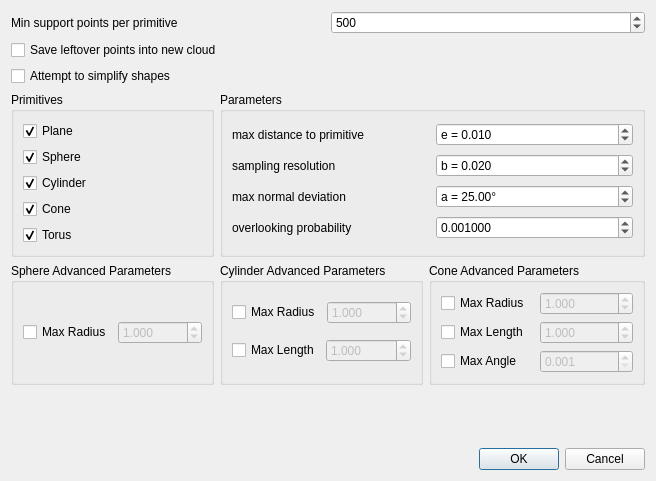
First picture: the form in plugins/core/Standard/qRANSAC_SD/ui/ransacSDDlg.ui, repository CloudCompare/CloudCompare, before the edit.
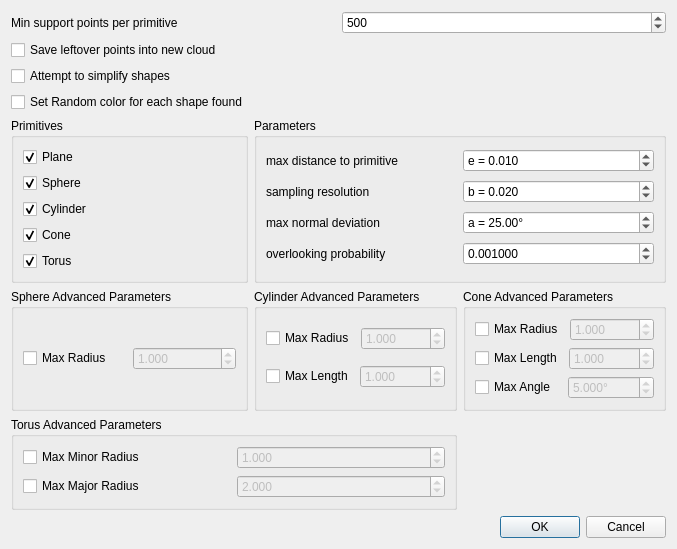
Second picture: the form after the edit. Icons and pictures are not drawn.

Commit message: Adding control over Torus and Random colors

```diff
--- a/plugins/core/Standard/qRANSAC_SD/ui/ransacSDDlg.ui
+++ b/plugins/core/Standard/qRANSAC_SD/ui/ransacSDDlg.ui
@@ -7,7 +7,7 @@
     <x>0</x>
     <y>0</y>
     <width>656</width>
-    <height>481</height>
+    <height>504</height>
    </rect>
   </property>
   <property name="windowTitle">
@@ -18,7 +18,7 @@
     <normaloff>:/CC/plugin/qRANSAC_SD/images/qRANSAC_SD.png</normaloff>:/CC/plugin/qRANSAC_SD/images/qRANSAC_SD.png</iconset>
   </property>
   <layout class="QGridLayout" name="gridLayout">
-   <item row="3" column="0">
+   <item row="5" column="0">
     <widget class="QGroupBox" name="groupBox_2">
      <property name="title">
       <string>Primitives</string>
@@ -77,130 +77,7 @@
      </layout>
     </widget>
    </item>
-   <item row="0" column="0" colspan="3">
-    <layout class="QHBoxLayout" name="horizontalLayout_3">
-     <item>
-      <widget class="QLabel" name="label">
-       <property name="text">
-        <string>Min support points per primitive</string>
-       </property>
-      </widget>
-     </item>
-     <item>
-      <widget class="QSpinBox" name="supportPointsSpinBox">
-       <property name="toolTip">
-        <string>This is the minimal number of points required for a primitive</string>
-       </property>
-       <property name="statusTip">
-        <string>This is the minimal number of points required for a primitive</string>
-       </property>
-       <property name="whatsThis">
-        <string>This is the minimal number of points required for a primitive</string>
-       </property>
-       <property name="minimum">
-        <number>10</number>
-       </property>
-       <property name="maximum">
-        <number>1000000000</number>
-       </property>
-       <property name="singleStep">
-        <number>100</number>
-       </property>
-       <property name="value">
-        <number>500</number>
-       </property>
-      </widget>
-     </item>
-    </layout>
-   </item>
-   <item row="2" column="0" colspan="3">
-    <widget class="QCheckBox" name="simplifyShapescheckBox">
-     <property name="toolTip">
-      <string>Will attempt to convert Spheres, Cones, Cylinders and Torus into a simpler shape (for example Cones may be simplified into a Cylinder, Plane, or Sphere)</string>
-     </property>
-     <property name="text">
-      <string>Attempt to simplify shapes</string>
-     </property>
-    </widget>
-   </item>
-   <item row="1" column="0" colspan="3">
-    <widget class="QCheckBox" name="saveLeftOverscheckBox">
-     <property name="text">
-      <string>Save leftover points into new cloud</string>
-     </property>
-    </widget>
-   </item>
-   <item row="14" column="2">
-    <widget class="QDialogButtonBox" name="buttonBox">
-     <property name="orientation">
-      <enum>Qt::Horizontal</enum>
-     </property>
-     <property name="standardButtons">
-      <set>QDialogButtonBox::Cancel|QDialogButtonBox::Ok</set>
-     </property>
-    </widget>
-   </item>
-   <item row="8" column="0" colspan="3">
-    <layout class="QVBoxLayout" name="verticalLayout_3"/>
-   </item>
-   <item row="12" column="2">
-    <spacer name="verticalSpacer">
-     <property name="orientation">
-      <enum>Qt::Vertical</enum>
-     </property>
-     <property name="sizeHint" stdset="0">
-      <size>
-       <width>20</width>
-       <height>40</height>
-      </size>
-     </property>
-    </spacer>
-   </item>
-   <item row="9" column="0">
-    <widget class="QGroupBox" name="groupBox_3">
-     <property name="enabled">
-      <bool>true</bool>
-     </property>
-     <property name="minimumSize">
-      <size>
-       <width>0</width>
-       <height>48</height>
-      </size>
-     </property>
-     <property name="title">
-      <string>Sphere Advanced Parameters</string>
-     </property>
-     <layout class="QHBoxLayout" name="horizontalLayout_6">
-      <item>
-       <widget class="QCheckBox" name="maxSphereRadiuscheckBox">
-        <property name="text">
-         <string>Max Radius</string>
-        </property>
-       </widget>
-      </item>
-      <item>
-       <widget class="QDoubleSpinBox" name="maxSphereRadiusdoubleSpinBox">
-        <property name="enabled">
-         <bool>false</bool>
-        </property>
-        <property name="decimals">
-         <number>3</number>
-        </property>
-        <property name="minimum">
-         <double>0.001000000000000</double>
-        </property>
-        <property name="maximum">
-         <double>10000.000000000000000</double>
-        </property>
-        <property name="value">
-         <double>1.000000000000000</double>
-        </property>
-       </widget>
-      </item>
-     </layout>
-    </widget>
-   </item>
-   <item row="9" column="2">
+   <item row="11" column="2">
     <widget class="QGroupBox" name="groupBox_5">
      <property name="title">
       <string>Cone Advanced Parameters</string>
@@ -280,6 +157,9 @@
           <property name="enabled">
            <bool>false</bool>
           </property>
+          <property name="suffix">
+           <string>°</string>
+          </property>
           <property name="decimals">
            <number>3</number>
           </property>
@@ -289,6 +169,9 @@
           <property name="maximum">
            <double>90.000000000000000</double>
           </property>
+          <property name="value">
+           <double>5.000000000000000</double>
+          </property>
          </widget>
         </item>
        </layout>
@@ -296,7 +179,51 @@
      </layout>
     </widget>
    </item>
-   <item row="9" column="1">
+   <item row="11" column="0">
+    <widget class="QGroupBox" name="groupBox_3">
+     <property name="enabled">
+      <bool>true</bool>
+     </property>
+     <property name="minimumSize">
+      <size>
+       <width>0</width>
+       <height>48</height>
+      </size>
+     </property>
+     <property name="title">
+      <string>Sphere Advanced Parameters</string>
+     </property>
+     <layout class="QHBoxLayout" name="horizontalLayout_6">
+      <item>
+       <widget class="QCheckBox" name="maxSphereRadiuscheckBox">
+        <property name="text">
+         <string>Max Radius</string>
+        </property>
+       </widget>
+      </item>
+      <item>
+       <widget class="QDoubleSpinBox" name="maxSphereRadiusdoubleSpinBox">
+        <property name="enabled">
+         <bool>false</bool>
+        </property>
+        <property name="decimals">
+         <number>3</number>
+        </property>
+        <property name="minimum">
+         <double>0.001000000000000</double>
+        </property>
+        <property name="maximum">
+         <double>10000.000000000000000</double>
+        </property>
+        <property name="value">
+         <double>1.000000000000000</double>
+        </property>
+       </widget>
+      </item>
+     </layout>
+    </widget>
+   </item>
+   <item row="11" column="1">
     <widget class="QGroupBox" name="groupBox_4">
      <property name="title">
       <string>Cylinder Advanced Parameters</string>
@@ -365,7 +292,86 @@
      </layout>
     </widget>
    </item>
-   <item row="3" column="1" colspan="2">
+   <item row="1" column="0" colspan="3">
+    <widget class="QCheckBox" name="saveLeftOverscheckBox">
+     <property name="text">
+      <string>Save leftover points into new cloud</string>
+     </property>
+    </widget>
+   </item>
+   <item row="3" column="0" colspan="3">
+    <widget class="QCheckBox" name="simplifyShapescheckBox">
+     <property name="toolTip">
+      <string>Will attempt to convert Spheres, Cones, Cylinders and Torus into a simpler shape (for example Cones may be simplified into a Cylinder, Plane, or Sphere)</string>
+     </property>
+     <property name="text">
+      <string>Attempt to simplify shapes</string>
+     </property>
+    </widget>
+   </item>
+   <item row="16" column="2">
+    <widget class="QDialogButtonBox" name="buttonBox">
+     <property name="orientation">
+      <enum>Qt::Horizontal</enum>
+     </property>
+     <property name="standardButtons">
+      <set>QDialogButtonBox::Cancel|QDialogButtonBox::Ok</set>
+     </property>
+    </widget>
+   </item>
+   <item row="10" column="0" colspan="3">
+    <layout class="QVBoxLayout" name="verticalLayout_3"/>
+   </item>
+   <item row="0" column="0" colspan="3">
+    <layout class="QHBoxLayout" name="horizontalLayout_3">
+     <item>
+      <widget class="QLabel" name="label">
+       <property name="text">
+        <string>Min support points per primitive</string>
+       </property>
+      </widget>
+     </item>
+     <item>
+      <widget class="QSpinBox" name="supportPointsSpinBox">
+       <property name="toolTip">
+        <string>This is the minimal number of points required for a primitive</string>
+       </property>
+       <property name="statusTip">
+        <string>This is the minimal number of points required for a primitive</string>
+       </property>
+       <property name="whatsThis">
+        <string>This is the minimal number of points required for a primitive</string>
+       </property>
+       <property name="minimum">
+        <number>10</number>
+       </property>
+       <property name="maximum">
+        <number>1000000000</number>
+       </property>
+       <property name="singleStep">
+        <number>100</number>
+       </property>
+       <property name="value">
+        <number>500</number>
+       </property>
+      </widget>
+     </item>
+    </layout>
+   </item>
+   <item row="14" column="2">
+    <spacer name="verticalSpacer">
+     <property name="orientation">
+      <enum>Qt::Vertical</enum>
+     </property>
+     <property name="sizeHint" stdset="0">
+      <size>
+       <width>20</width>
+       <height>40</height>
+      </size>
+     </property>
+    </spacer>
+   </item>
+   <item row="5" column="1" colspan="2">
     <widget class="QGroupBox" name="groupBox">
      <property name="title">
       <string>Parameters</string>
@@ -503,6 +509,82 @@
      </layout>
     </widget>
    </item>
+   <item row="14" column="0" colspan="2">
+    <widget class="QGroupBox" name="groupBox_6">
+     <property name="title">
+      <string>Torus Advanced Parameters</string>
+     </property>
+     <layout class="QVBoxLayout" name="verticalLayout_6">
+      <item>
+       <layout class="QHBoxLayout" name="horizontalLayout_12">
+        <item>
+         <widget class="QCheckBox" name="maxTorusMinorRadiuscheckBox">
+          <property name="text">
+           <string>Max Minor Radius</string>
+          </property>
+         </widget>
+        </item>
+        <item>
+         <widget class="QDoubleSpinBox" name="maxTorusMinorRadiusdoubleSpinBox">
+          <property name="enabled">
+           <bool>false</bool>
+          </property>
+          <property name="decimals">
+           <number>3</number>
+          </property>
+          <property name="minimum">
+           <double>0.001000000000000</double>
+          </property>
+          <property name="maximum">
+           <double>10000.000000000000000</double>
+          </property>
+          <property name="value">
+           <double>1.000000000000000</double>
+          </property>
+         </widget>
+        </item>
+       </layout>
+      </item>
+      <item>
+       <layout class="QHBoxLayout" name="horizontalLayout_13">
+        <item>
+         <widget class="QCheckBox" name="maxTorusMajorRadiuscheckBox">
+          <property name="text">
+           <string>Max Major Radius</string>
+          </property>
+         </widget>
+        </item>
+        <item>
+         <widget class="QDoubleSpinBox" name="maxTorusMajorRadiusdoubleSpinBox">
+          <property name="enabled">
+           <bool>false</bool>
+          </property>
+          <property name="decimals">
+           <number>3</number>
+          </property>
+          <property name="minimum">
+           <double>0.001000000000000</double>
+          </property>
+          <property name="maximum">
+           <double>10000.000000000000000</double>
+          </property>
+          <property name="value">
+           <double>2.000000000000000</double>
+          </property>
+         </widget>
+        </item>
+       </layout>
+      </item>
+     </layout>
+    </widget>
+   </item>
+   <item row="4" column="0">
+    <widget class="QCheckBox" name="randomColorcheckBox">
+     <property name="text">
+      <string>Set Random color for each shape found</string>
+     </property>
+    </widget>
+   </item>
   </layout>
  </widget>
  <resources>
```
Left out of the diff: 48 changed lines with no effect on the pictures. The commit also changes 5 other files.
